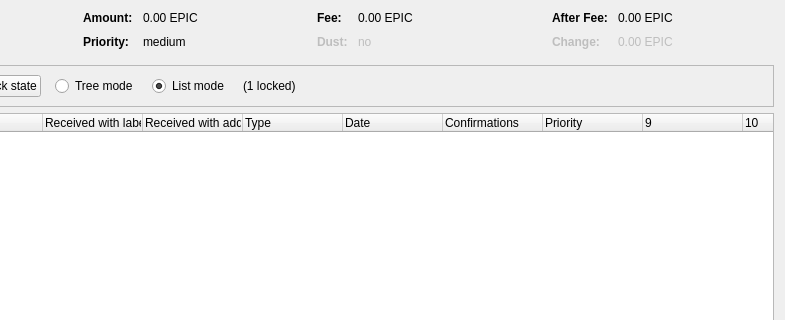
The window that src/qt/forms/coincontroldialog.ui (louis-lee/elunium) describes before a commit, drawn with Qt 5; both pictures show x 169 to 954 and y 0 to 320 of the 954 by 500 pixel window.
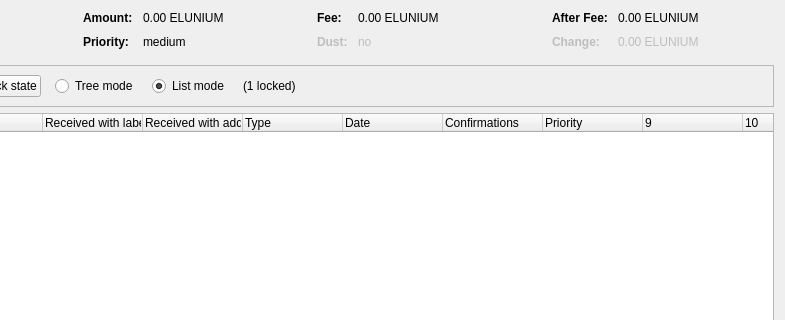
The same window after the commit. Custom widgets are drawn as their Qt base class.

Patch:
```diff
--- a/src/qt/forms/coincontroldialog.ui
+++ b/src/qt/forms/coincontroldialog.ui
@@ -132,7 +132,7 @@
           <enum>Qt::ActionsContextMenu</enum>
          </property>
          <property name="text">
-          <string notr="true">0.00 EPIC</string>
+          <string notr="true">0.00 ELUNIUM</string>
          </property>
          <property name="textInteractionFlags">
           <set>Qt::LinksAccessibleByMouse|Qt::TextSelectableByKeyboard|Qt::TextSelectableByMouse</set>
@@ -206,7 +206,7 @@
           <enum>Qt::ActionsContextMenu</enum>
          </property>
          <property name="text">
-          <string notr="true">0.00 EPIC</string>
+          <string notr="true">0.00 ELUNIUM</string>
          </property>
          <property name="textInteractionFlags">
           <set>Qt::LinksAccessibleByMouse|Qt::TextSelectableByKeyboard|Qt::TextSelectableByMouse</set>
@@ -286,7 +286,7 @@
           <enum>Qt::ActionsContextMenu</enum>
          </property>
          <property name="text">
-          <string notr="true">0.00 EPIC</string>
+          <string notr="true">0.00 ELUNIUM</string>
          </property>
          <property name="textInteractionFlags">
           <set>Qt::LinksAccessibleByMouse|Qt::TextSelectableByKeyboard|Qt::TextSelectableByMouse</set>
@@ -321,7 +321,7 @@
           <enum>Qt::ActionsContextMenu</enum>
          </property>
          <property name="text">
-          <string notr="true">0.00 EPIC</string>
+          <string notr="true">0.00 ELUNIUM</string>
          </property>
          <property name="textInteractionFlags">
           <set>Qt::LinksAccessibleByMouse|Qt::TextSelectableByKeyboard|Qt::TextSelectableByMouse</set>
```
